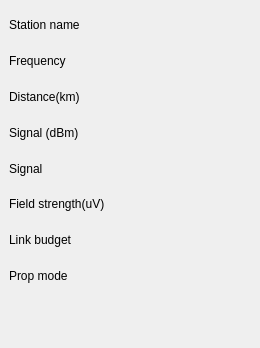
Above: FGPropagationTool/stationsignalform.ui from QDeltaSoft/qradiopredict before the change. Below: the same form after it.
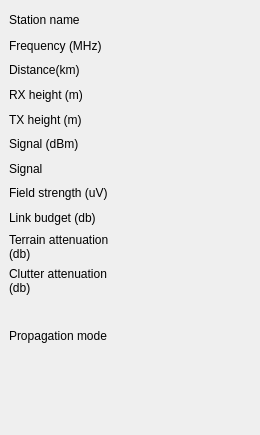
That is the form after the change. Icons and pictures are not drawn.

Commit message: Added more info to the station signal form, also itm_elev checks out

```diff
--- a/FGPropagationTool/stationsignalform.ui
+++ b/FGPropagationTool/stationsignalform.ui
@@ -7,7 +7,7 @@
     <x>0</x>
     <y>0</y>
     <width>260</width>
-    <height>348</height>
+    <height>435</height>
    </rect>
   </property>
   <property name="minimumSize">
@@ -25,11 +25,40 @@
      <x>9</x>
      <y>10</y>
      <width>252</width>
-     <height>281</height>
+     <height>361</height>
     </rect>
    </property>
    <layout class="QGridLayout" name="gridLayout">
-    <item row="3" column="2">
+    <item row="0" column="2">
+     <widget class="QLabel" name="stationName">
+      <property name="font">
+       <font>
+        <weight>75</weight>
+        <bold>true</bold>
+       </font>
+      </property>
+      <property name="text">
+       <string/>
+      </property>
+     </widget>
+    </item>
+    <item row="10" column="0">
+     <widget class="QLabel" name="label_10">
+      <property name="maximumSize">
+       <size>
+        <width>100</width>
+        <height>16777215</height>
+       </size>
+      </property>
+      <property name="text">
+       <string>Clutter attenuation (db)</string>
+      </property>
+      <property name="wordWrap">
+       <bool>true</bool>
+      </property>
+     </widget>
+    </item>
+    <item row="5" column="2">
      <widget class="QLabel" name="signalDbm">
       <property name="font">
        <font>
@@ -42,6 +71,26 @@
       </property>
      </widget>
     </item>
+    <item row="8" column="0">
+     <widget class="QLabel" name="label_5">
+      <property name="text">
+       <string>Link budget (db)</string>
+      </property>
+     </widget>
+    </item>
+    <item row="6" column="2">
+     <widget class="QLabel" name="signal">
+      <property name="font">
+       <font>
+        <weight>75</weight>
+        <bold>true</bold>
+       </font>
+      </property>
+      <property name="text">
+       <string/>
+      </property>
+     </widget>
+    </item>
     <item row="0" column="1">
      <spacer name="horizontalSpacer">
       <property name="orientation">
@@ -52,20 +101,33 @@
       </property>
       <property name="sizeHint" stdset="0">
        <size>
-        <width>40</width>
+        <width>20</width>
         <height>20</height>
        </size>
       </property>
      </spacer>
     </item>
-    <item row="1" column="0">
-     <widget class="QLabel" name="label_7">
+    <item row="7" column="2">
+     <widget class="QLabel" name="fieldStrength">
+      <property name="font">
+       <font>
+        <weight>75</weight>
+        <bold>true</bold>
+       </font>
+      </property>
       <property name="text">
-       <string>Frequency</string>
+       <string/>
       </property>
      </widget>
     </item>
-    <item row="6" column="2">
+    <item row="5" column="0">
+     <widget class="QLabel" name="label_2">
+      <property name="text">
+       <string>Signal (dBm)</string>
+      </property>
+     </widget>
+    </item>
+    <item row="8" column="2">
      <widget class="QLabel" name="linkBudget">
       <property name="font">
        <font>
@@ -78,6 +140,13 @@
       </property>
      </widget>
     </item>
+    <item row="6" column="0">
+     <widget class="QLabel" name="label_3">
+      <property name="text">
+       <string>Signal</string>
+      </property>
+     </widget>
+    </item>
     <item row="1" column="2">
      <widget class="QLabel" name="frequency">
       <property name="font">
@@ -91,8 +160,14 @@
       </property>
      </widget>
     </item>
-    <item row="7" column="2">
+    <item row="11" column="2">
      <widget class="QLabel" name="propMode">
+      <property name="minimumSize">
+       <size>
+        <width>0</width>
+        <height>70</height>
+       </size>
+      </property>
       <property name="font">
        <font>
         <weight>75</weight>
@@ -107,30 +182,35 @@
       </property>
      </widget>
     </item>
-    <item row="3" column="0">
-     <widget class="QLabel" name="label_2">
-      <property name="text">
-       <string>Signal (dBm)</string>
+    <item row="9" column="0">
+     <widget class="QLabel" name="label_9">
+      <property name="maximumSize">
+       <size>
+        <width>100</width>
+        <height>16777215</height>
+       </size>
       </property>
-     </widget>
-    </item>
-    <item row="5" column="2">
-     <widget class="QLabel" name="fieldStrength">
-      <property name="font">
-       <font>
-        <weight>75</weight>
-        <bold>true</bold>
-       </font>
-      </property>
       <property name="text">
-       <string/>
+       <string>Terrain attenuation (db)</string>
       </property>
+      <property name="wordWrap">
+       <bool>true</bool>
+      </property>
      </widget>
     </item>
-    <item row="7" column="0">
+    <item row="11" column="0">
      <widget class="QLabel" name="label_6">
+      <property name="maximumSize">
+       <size>
+        <width>100</width>
+        <height>16777215</height>
+       </size>
+      </property>
       <property name="text">
-       <string>Prop mode</string>
+       <string>Propagation mode</string>
+      </property>
+      <property name="wordWrap">
+       <bool>true</bool>
       </property>
      </widget>
     </item>
@@ -154,43 +234,22 @@
       </property>
      </widget>
     </item>
-    <item row="6" column="0">
-     <widget class="QLabel" name="label_5">
-      <property name="text">
-       <string>Link budget</string>
-      </property>
-     </widget>
-    </item>
-    <item row="5" column="0">
+    <item row="7" column="0">
      <widget class="QLabel" name="label_4">
+      <property name="maximumSize">
+       <size>
+        <width>100</width>
+        <height>16777215</height>
+       </size>
+      </property>
       <property name="text">
-       <string>Field strength(uV)</string>
+       <string>Field strength (uV)</string>
       </property>
       <property name="wordWrap">
        <bool>true</bool>
       </property>
      </widget>
     </item>
-    <item row="4" column="0">
-     <widget class="QLabel" name="label_3">
-      <property name="text">
-       <string>Signal</string>
-      </property>
-     </widget>
-    </item>
-    <item row="4" column="2">
-     <widget class="QLabel" name="signal">
-      <property name="font">
-       <font>
-        <weight>75</weight>
-        <bold>true</bold>
-       </font>
-      </property>
-      <property name="text">
-       <string/>
-      </property>
-     </widget>
-    </item>
     <item row="2" column="0">
      <widget class="QLabel" name="label_8">
       <property name="text">
@@ -198,6 +257,26 @@
       </property>
      </widget>
     </item>
+    <item row="4" column="0">
+     <widget class="QLabel" name="label_11">
+      <property name="text">
+       <string>TX height (m)</string>
+      </property>
+     </widget>
+    </item>
+    <item row="9" column="2">
+     <widget class="QLabel" name="terrainAttenuation">
+      <property name="font">
+       <font>
+        <weight>75</weight>
+        <bold>true</bold>
+       </font>
+      </property>
+      <property name="text">
+       <string/>
+      </property>
+     </widget>
+    </item>
     <item row="2" column="2">
      <widget class="QLabel" name="distance">
       <property name="font">
@@ -211,13 +290,53 @@
       </property>
      </widget>
     </item>
+    <item row="1" column="0">
+     <widget class="QLabel" name="label_7">
+      <property name="text">
+       <string>Frequency (MHz)</string>
+      </property>
+     </widget>
+    </item>
+    <item row="3" column="0">
+     <widget class="QLabel" name="label_12">
+      <property name="text">
+       <string>RX height (m)</string>
+      </property>
+     </widget>
+    </item>
+    <item row="3" column="2">
+     <widget class="QLabel" name="rxHeight">
+      <property name="font">
+       <font>
+        <weight>75</weight>
+        <bold>true</bold>
+       </font>
+      </property>
+      <property name="text">
+       <string/>
+      </property>
+     </widget>
+    </item>
+    <item row="4" column="2">
+     <widget class="QLabel" name="txHeight">
+      <property name="font">
+       <font>
+        <weight>75</weight>
+        <bold>true</bold>
+       </font>
+      </property>
+      <property name="text">
+       <string/>
+      </property>
+     </widget>
+    </item>
    </layout>
   </widget>
   <widget class="QLabel" name="labelSmeter">
    <property name="geometry">
     <rect>
      <x>10</x>
-     <y>300</y>
+     <y>390</y>
      <width>191</width>
      <height>31</height>
     </rect>
```
Left out of the diff: 4 changed lines with no effect on the pictures. The commit also changes 17 other files.
